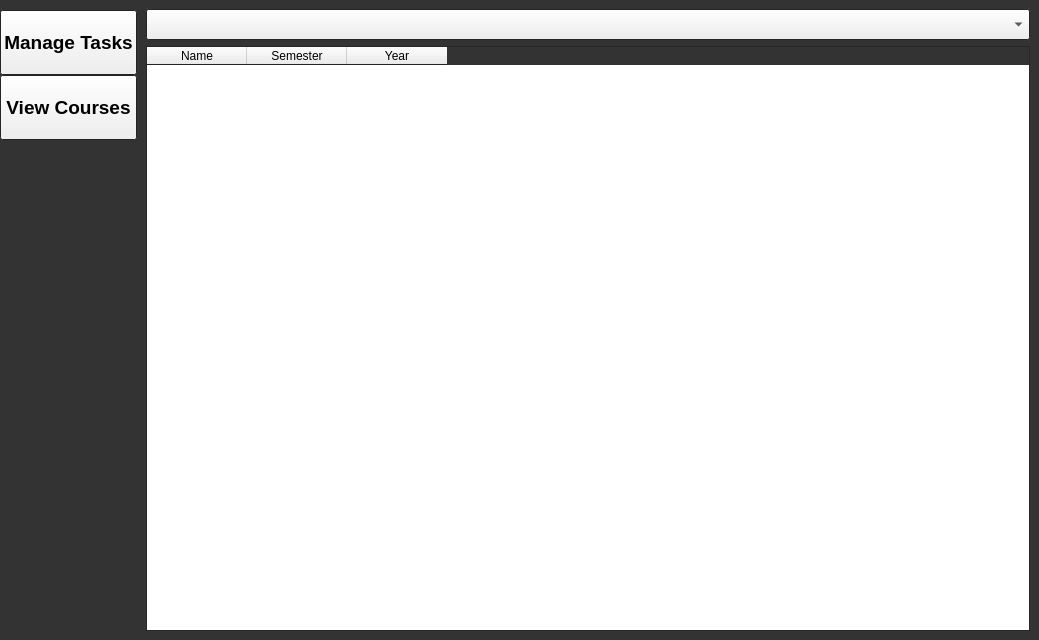
Old version of the form TAEval-Client/apiwindow.ui in the repository wfairclough/TAE.
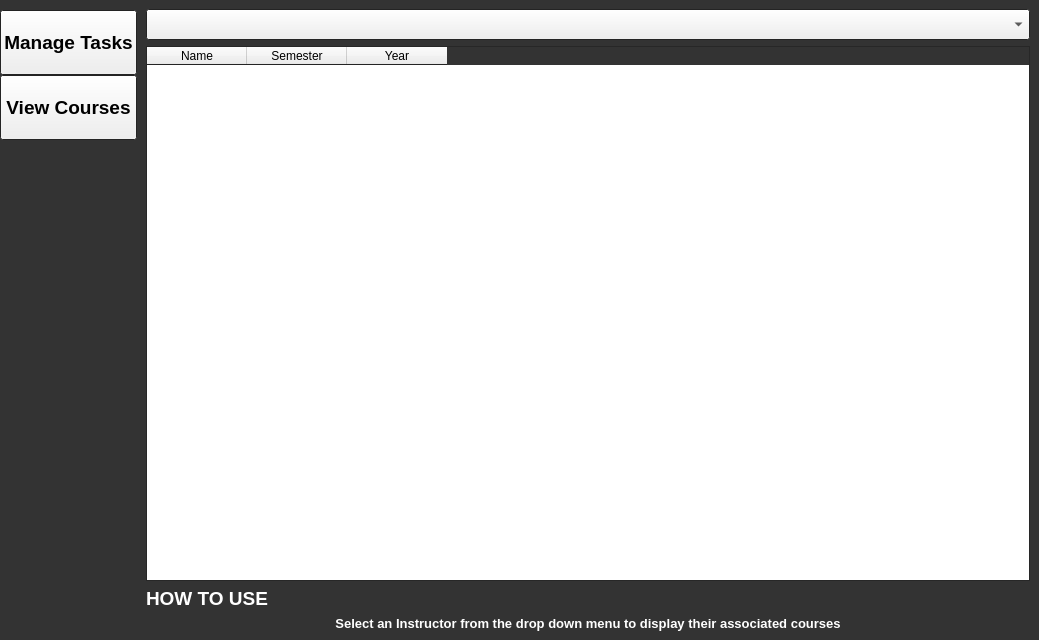
New version of the form. The open tabs and pages were chosen to show the change.

Commit message: Added labels to show how to use

Diff of the .ui file:
```diff
--- a/TAEval-Client/apiwindow.ui
+++ b/TAEval-Client/apiwindow.ui
@@ -566,6 +566,29 @@
              </column>
             </widget>
            </item>
+           <item>
+            <widget class="QLabel" name="label_2">
+             <property name="text">
+              <string>HOW TO USE</string>
+             </property>
+            </widget>
+           </item>
+           <item>
+            <widget class="QLabel" name="label_3">
+             <property name="font">
+              <font>
+               <family>Ubuntu</family>
+               <pointsize>10</pointsize>
+              </font>
+             </property>
+             <property name="text">
+              <string>Select an Instructor from the drop down menu to display their associated courses</string>
+             </property>
+             <property name="alignment">
+              <set>Qt::AlignCenter</set>
+             </property>
+            </widget>
+           </item>
           </layout>
          </widget>
         </widget>
```
Left out of the diff: 7 changed lines with no effect on the pictures.
